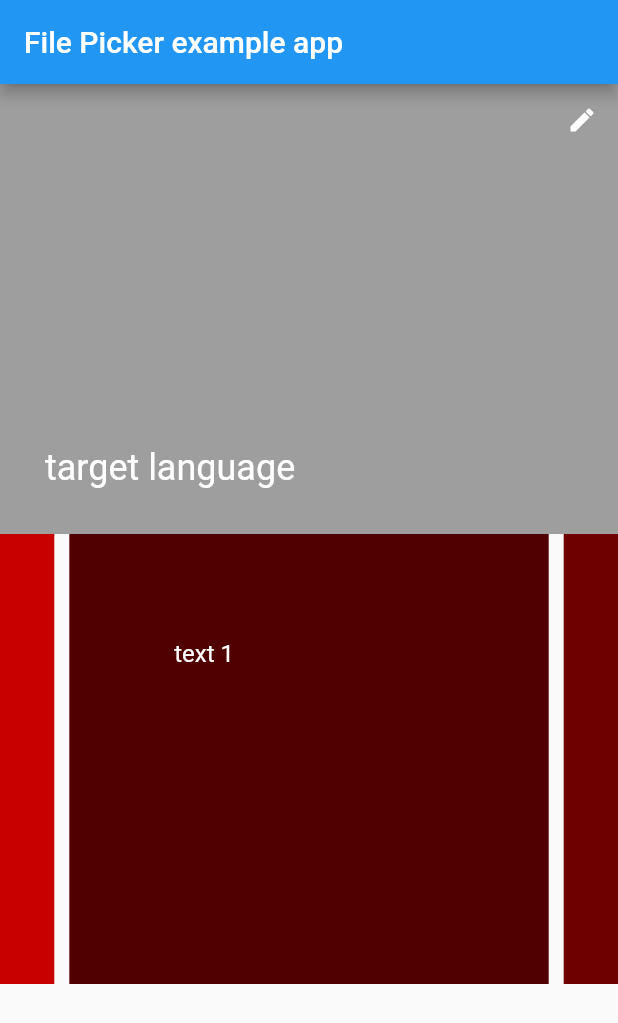
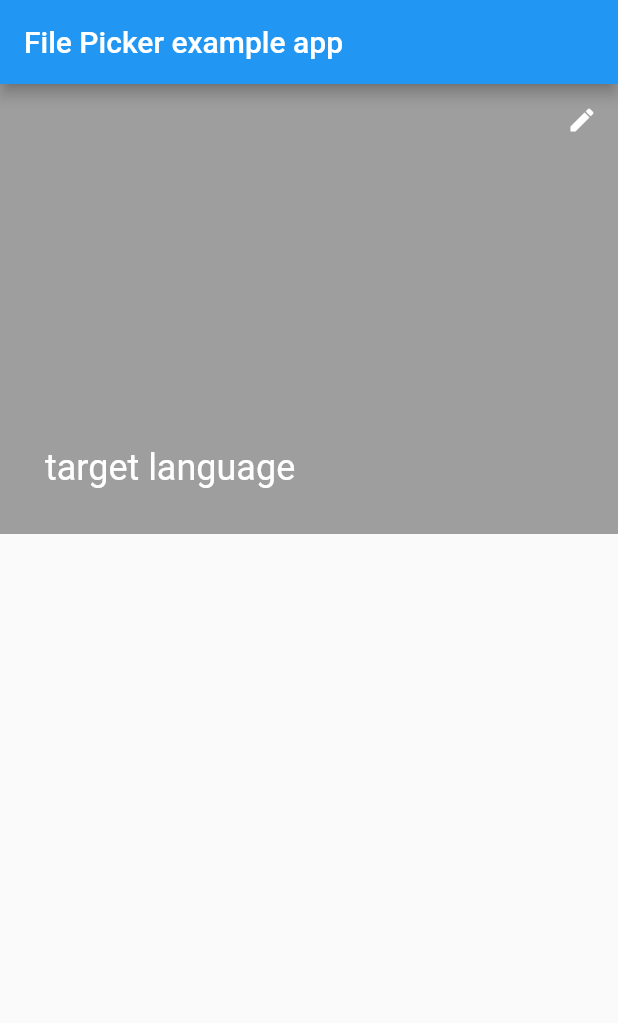
Before and after one commit to calbert1209/file-pikker-study, a Flutter app: the screen it shows after launch, on a phone screen of 412 x 824 dp. Shown: the top 1023 px of the screen. Run offline on Flutter 3.47's test engine with Material 2 defaults, Android fonts, the phone set to English and light mode, and no system bars; drawn by our look-alikes of carousel_slider; our stand-ins replace file_picker.

Commit message:
remove use of CarouselSlider, as built-in PageView does the same job

```diff
--- a/lib/main.dart
+++ b/lib/main.dart
@@ -79,32 +79,6 @@ class _FilePickerDemoState extends State<FilePickerDemo> {
                 ],
               ),
             ),
-            CarouselSlider(
-              height: 300.0,
-              items: [1,2,3,4,5].map((i) {
-                return Builder(
-                  builder: (BuildContext context) {
-                    return Container(
-                      width: MediaQuery.of(context).size.width,
-                      margin: EdgeInsets.symmetric(horizontal: 5.0),
-                      decoration: BoxDecoration(
-                        color: Color.fromRGBO((30 * i) + 50, 0, 0, 1),
-                      ),
-                      child: Align(
-                        alignment: Alignment(-0.5,-0.5),
-                        child: Text(
-                            'text $i',
-                            style: TextStyle(
-                                fontSize: 16.0,
-                                color: Colors.white,
-                            )
-                        ),
-                      )
-                    );
-                  },
-                );
-              }).toList(),
-            )
           ],
         ),
       ),
--- a/pubspec.yaml
+++ b/pubspec.yaml
@@ -22,7 +22,6 @@ dependencies:
 
   file_picker: ^1.3.7
   path_provider: ^1.1.0
-  carousel_slider: ^1.3.0
 
   # The following adds the Cupertino Icons font to your application.
   # Use with the CupertinoIcons class for iOS style icons.
```
